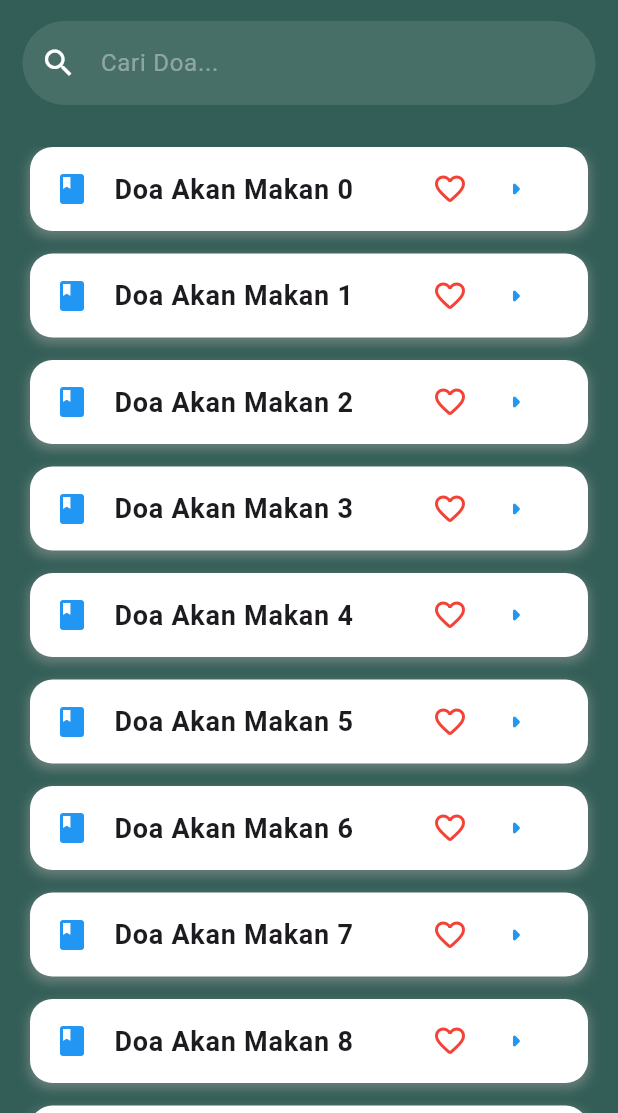
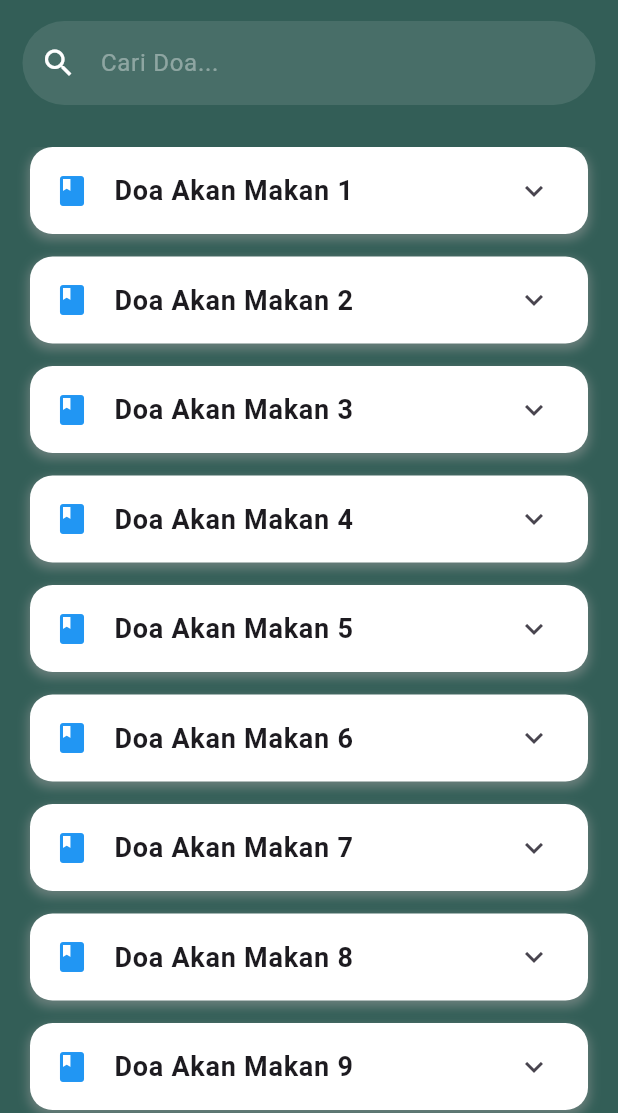
Before and after one commit to annasnurdin/doanya, a Flutter app: the screen it shows after launch, on a phone screen of 412 x 824 dp, the part 123-1236 px from its top. Run offline on Flutter 3.47's test engine with Material 3 defaults, Android fonts, the phone set to English and light mode, and no system bars; our stand-ins replace google_fonts; Roboto replaces fonts that are missing (Poppins).

Commit message:
Branch coba

```diff
--- a/lib/pages/home.dart
+++ b/lib/pages/home.dart
@@ -1,6 +1,5 @@
 import 'package:flutter/material.dart';
 import 'package:myapp/models/doa_model.dart';
-import 'package:myapp/pages/detail_doa.dart';
 import 'package:myapp/theme/colors.dart';
 
 class Home extends StatefulWidget {
@@ -11,14 +10,11 @@ class Home extends StatefulWidget {
 }
 
 class _HomeState extends State<Home> {
-  bool _showDescription = false;
-  // final List<String> doaList =
-  //     List<String>.generate(10, (index) => 'Doa Akan Makan ${index + 1}');
   final doaList = List.generate(
     20,
     (i) => DoaModel(
-      'Doa Akan Makan $i',
-      'Deskripsi Doa $i',
+      'Doa Akan Makan ${i + 1}',
+      'Deskripsi Doa ${i + 1}',
     ),
   );
   @override
@@ -100,8 +96,15 @@ class _HomeState extends State<Home> {
                       ),
                     ],
                   ),
-                  child: ListTile(
-                    leading: const Icon(Icons.book_rounded, color: Colors.blue),
+                  child: Theme(
+                    data: Theme.of(context).copyWith(
+                      dividerColor: Colors.transparent,
+                      splashColor: Colors.transparent,
+                      highlightColor: Colors.transparent,
+                    ),
+                    child: ExpansionTile(
+                      leading:
+                          const Icon(Icons.book_rounded, color: Colors.blue),
                       title: Text(
                         doaList[index].title,
                         style: const TextStyle(
@@ -110,31 +113,19 @@ class _HomeState extends State<Home> {
                           fontWeight: FontWeight.bold,
                         ),
                       ),
-                    trailing: Row(
-                      mainAxisSize: MainAxisSize.min,
+                      childrenPadding: const EdgeInsets.symmetric(
+                          horizontal: 16.0, vertical: 8.0),
                       children: [
-                        const Icon(Icons.favorite_border_rounded,
-                            color: Colors.red),
-                        const SizedBox(width: 8),
-                        IconButton(
-                          icon: const Icon(Icons.arrow_right_rounded,
-                              color: Colors.blue),
-                          onPressed: () {
-                            setState(() {
-                              _showDescription = !_showDescription;
-                            });
-                          },
+                        Text(
+                          doaList[index].description,
+                          style: const TextStyle(
+                            fontSize: 14.0,
+                            color: Colors.grey,
+                            fontStyle: FontStyle.italic,
+                          ),
                         ),
                       ],
                     ),
-                    onTap: () {
-                      Navigator.push(
-                        context,
-                        MaterialPageRoute(
-                          builder: (context) => DetailDoa(doa: doaList[index]),
-                        ),
-                      );
-                    },
                   ),
                 );
               },
```
Lines whose indentation alone changed are shown as unchanged.
